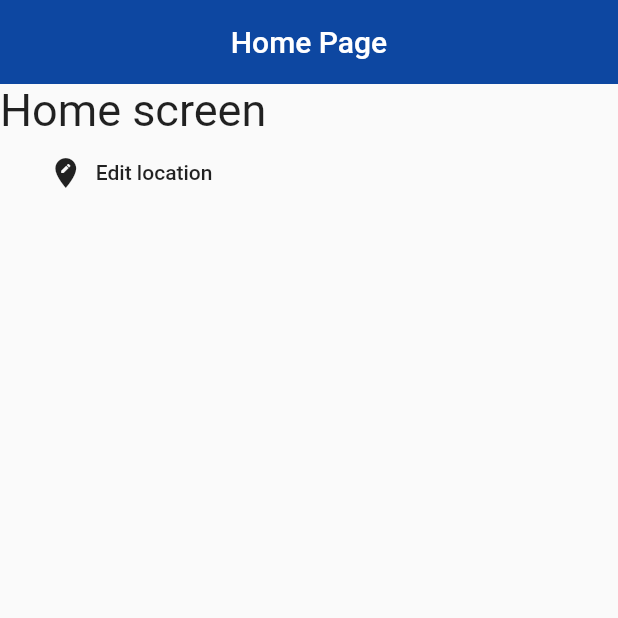
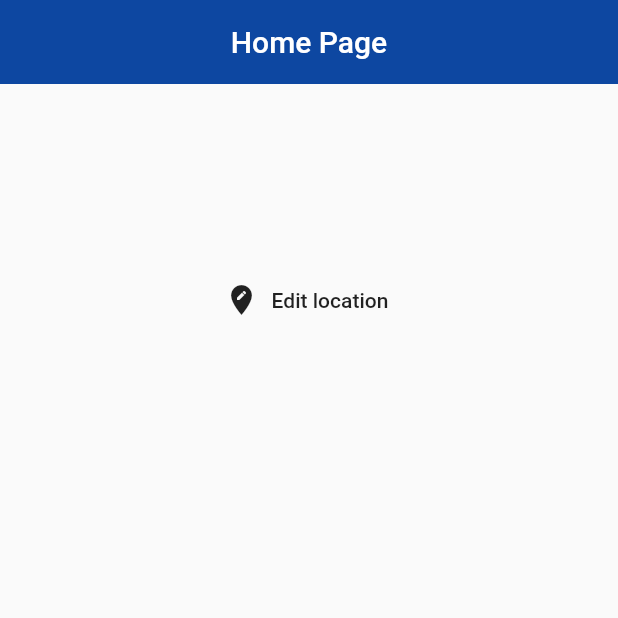
Before and after one commit to plasmatech8/flutter-practice, a Flutter app: the Home screen opened directly with empty values, on a phone screen of 412 x 824 dp, the top half of it. Run offline on Flutter 3.47's test engine with Material 2 defaults, Android fonts, the phone set to English and light mode, and no system bars; our stand-ins replace font_awesome_flutter; network calls fail.

Commit message:
Formatted time and print to home screen

```diff
--- a/Flutter Tutorial for Beginners/world_time/lib/pages/home.dart
+++ b/Flutter Tutorial for Beginners/world_time/lib/pages/home.dart
@@ -22,9 +22,10 @@ class _HomeState extends State<Home> {
         title: Text('Home Page'),
       ),
       body: SafeArea(
+        child: Padding(
+          padding: const EdgeInsets.fromLTRB(0, 120, 0, 0),
           child: Column(
             children: <Widget>[
-            Text('Home screen', style: TextStyle(fontSize: 30)),
               FlatButton.icon(
                 onPressed: () {
                   Navigator.pushNamed(context, '/chooselocation');
@@ -32,7 +33,23 @@ class _HomeState extends State<Home> {
                 icon: Icon(Icons.edit_location),
                 label: Text('Edit location'),
               ),
+              SizedBox(height: 20),
+              Row(
+                mainAxisAlignment: MainAxisAlignment.center,
+                children: <Widget>[
+                  Text(
+                    data['location'],
+                    style: TextStyle(fontSize: 28, letterSpacing: 2),
+                  )
                 ],
+              ),
+              SizedBox(height: 20),
+              Text(
+                data['time'],
+                style: TextStyle(fontSize: 66, letterSpacing: 2),
+              )
+            ],
+          ),
         ),
       ),
     );
--- a/Flutter Tutorial for Beginners/world_time/lib/services/world_time.dart
+++ b/Flutter Tutorial for Beginners/world_time/lib/services/world_time.dart
@@ -1,5 +1,6 @@
 import 'package:http/http.dart';
 import 'dart:convert';
+import 'package:intl/intl.dart';
 
 class WorldTime {
   String location; // Display name
@@ -24,7 +25,7 @@ class WorldTime {
       // Get datetime
       DateTime now = DateTime.parse(datetime);
       now = now.add(Duration(hours: int.parse(offset)));
-      time = now.toString();
+      time = DateFormat.jm().format(now); // Human readable time (using intl)
     } catch (e) {
       print('Caught error: $e');
       time = 'Could not get time data!!!';
--- a/Flutter Tutorial for Beginners/world_time/pubspec.yaml
+++ b/Flutter Tutorial for Beginners/world_time/pubspec.yaml
@@ -24,6 +24,7 @@ dependencies:
   flutter:
     sdk: flutter
   http: ^0.12.2
+  intl: ^0.16.1
 
 
   # The following adds the Cupertino Icons font to your application.
```
Also changed, not shown: Flutter Tutorial for Beginners/world_time/pubspec.lock, 1 other file. Lines whose indentation alone changed are shown as unchanged.
